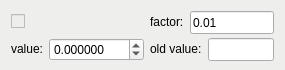
Above: ocelot_gui/app/ui_forms/widgets/tune_panel_bottom.ui from ocelot-collab/ocelot before the change. Below: the same form after it.
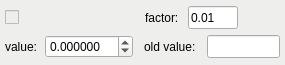
That is the form after the change.

Commit message: Update menu, tuning and matcing panels

The edit to the form file:
```diff
--- a/ocelot_gui/app/ui_forms/widgets/tune_panel_bottom.ui
+++ b/ocelot_gui/app/ui_forms/widgets/tune_panel_bottom.ui
@@ -7,11 +7,11 @@
     <x>0</x>
     <y>0</y>
     <width>285</width>
-    <height>70</height>
+    <height>65</height>
    </rect>
   </property>
   <property name="sizePolicy">
-   <sizepolicy hsizetype="Preferred" vsizetype="Preferred">
+   <sizepolicy hsizetype="Fixed" vsizetype="Fixed">
     <horstretch>0</horstretch>
     <verstretch>0</verstretch>
    </sizepolicy>
@@ -19,13 +19,13 @@
   <property name="minimumSize">
    <size>
     <width>285</width>
-    <height>70</height>
+    <height>65</height>
    </size>
   </property>
   <property name="maximumSize">
    <size>
     <width>285</width>
-    <height>70</height>
+    <height>65</height>
    </size>
   </property>
   <property name="windowTitle">
@@ -37,9 +37,78 @@
   <property name="styleSheet">
    <string notr="true">.QWidget {background-color: rgb(238, 238, 236);}</string>
   </property>
-  <layout class="QGridLayout" name="gridLayout">
-   <item row="0" column="0" colspan="2">
+  <property name="locale">
+   <locale language="English" country="UnitedStates"/>
+  </property>
+  <widget class="QWidget" name="layoutWidget">
+   <property name="geometry">
+    <rect>
+     <x>0</x>
+     <y>0</y>
+     <width>284</width>
+     <height>63</height>
+    </rect>
+   </property>
+   <layout class="QVBoxLayout" name="verticalLayout">
+    <property name="spacing">
+     <number>6</number>
+    </property>
+    <property name="sizeConstraint">
+     <enum>QLayout::SetFixedSize</enum>
+    </property>
+    <property name="topMargin">
+     <number>6</number>
+    </property>
+    <property name="bottomMargin">
+     <number>0</number>
+    </property>
+    <item>
+     <layout class="QHBoxLayout" name="horizontalLayout_6">
+      <property name="spacing">
+       <number>0</number>
+      </property>
+      <property name="sizeConstraint">
+       <enum>QLayout::SetFixedSize</enum>
+      </property>
+      <item>
+       <spacer name="horizontalSpacer_4">
+        <property name="orientation">
+         <enum>Qt::Horizontal</enum>
+        </property>
+        <property name="sizeType">
+         <enum>QSizePolicy::Fixed</enum>
+        </property>
+        <property name="sizeHint" stdset="0">
+         <size>
+          <width>5</width>
+          <height>23</height>
+         </size>
+        </property>
+       </spacer>
+      </item>
+      <item>
     <widget class="QCheckBox" name="check">
+        <property name="sizePolicy">
+         <sizepolicy hsizetype="Fixed" vsizetype="Fixed">
+          <horstretch>0</horstretch>
+          <verstretch>0</verstretch>
+         </sizepolicy>
+        </property>
+        <property name="minimumSize">
+         <size>
+          <width>140</width>
+          <height>23</height>
+         </size>
+        </property>
+        <property name="maximumSize">
+         <size>
+          <width>140</width>
+          <height>23</height>
+         </size>
+        </property>
+        <property name="autoFillBackground">
+         <bool>false</bool>
+        </property>
      <property name="styleSheet">
       <string notr="true">background-color: rgb(238, 238, 236)</string>
      </property>
@@ -48,8 +117,26 @@
      </property>
     </widget>
    </item>
-   <item row="0" column="2">
+      <item>
     <widget class="QLabel" name="label_f">
+        <property name="sizePolicy">
+         <sizepolicy hsizetype="Fixed" vsizetype="Fixed">
+          <horstretch>0</horstretch>
+          <verstretch>0</verstretch>
+         </sizepolicy>
+        </property>
+        <property name="minimumSize">
+         <size>
+          <width>43</width>
+          <height>23</height>
+         </size>
+        </property>
+        <property name="maximumSize">
+         <size>
+          <width>43</width>
+          <height>23</height>
+         </size>
+        </property>
      <property name="styleSheet">
       <string notr="true">background-color: rgb(238, 238, 236)</string>
      </property>
@@ -58,21 +145,93 @@
      </property>
     </widget>
    </item>
-   <item row="0" column="3" colspan="2">
+      <item>
     <widget class="QLineEdit" name="factor">
+        <property name="sizePolicy">
+         <sizepolicy hsizetype="Fixed" vsizetype="Fixed">
+          <horstretch>0</horstretch>
+          <verstretch>0</verstretch>
+         </sizepolicy>
+        </property>
      <property name="minimumSize">
       <size>
        <width>50</width>
        <height>23</height>
       </size>
      </property>
+        <property name="maximumSize">
+         <size>
+          <width>50</width>
+          <height>23</height>
+         </size>
+        </property>
      <property name="text">
       <string>0.01</string>
      </property>
     </widget>
    </item>
-   <item row="1" column="0">
+      <item>
+       <spacer name="horizontalSpacer">
+        <property name="orientation">
+         <enum>Qt::Horizontal</enum>
+        </property>
+        <property name="sizeType">
+         <enum>QSizePolicy::Fixed</enum>
+        </property>
+        <property name="sizeHint" stdset="0">
+         <size>
+          <width>40</width>
+          <height>23</height>
+         </size>
+        </property>
+       </spacer>
+      </item>
+     </layout>
+    </item>
+    <item>
+     <layout class="QHBoxLayout" name="horizontalLayout">
+      <property name="spacing">
+       <number>0</number>
+      </property>
+      <property name="sizeConstraint">
+       <enum>QLayout::SetFixedSize</enum>
+      </property>
+      <item>
+       <spacer name="horizontalSpacer_3">
+        <property name="orientation">
+         <enum>Qt::Horizontal</enum>
+        </property>
+        <property name="sizeType">
+         <enum>QSizePolicy::Fixed</enum>
+        </property>
+        <property name="sizeHint" stdset="0">
+         <size>
+          <width>5</width>
+          <height>23</height>
+         </size>
+        </property>
+       </spacer>
+      </item>
+      <item>
     <widget class="QLabel" name="label_c">
+        <property name="sizePolicy">
+         <sizepolicy hsizetype="Fixed" vsizetype="Fixed">
+          <horstretch>0</horstretch>
+          <verstretch>0</verstretch>
+         </sizepolicy>
+        </property>
+        <property name="minimumSize">
+         <size>
+          <width>40</width>
+          <height>23</height>
+         </size>
+        </property>
+        <property name="maximumSize">
+         <size>
+          <width>40</width>
+          <height>23</height>
+         </size>
+        </property>
      <property name="styleSheet">
       <string notr="true">background-color: rgb(238, 238, 236)</string>
      </property>
@@ -81,7 +240,7 @@
      </property>
     </widget>
    </item>
-   <item row="1" column="1">
+      <item>
     <widget class="QDoubleSpinBox" name="curval">
      <property name="sizePolicy">
       <sizepolicy hsizetype="Fixed" vsizetype="Fixed">
@@ -91,19 +250,16 @@
      </property>
      <property name="minimumSize">
       <size>
-       <width>0</width>
+          <width>88</width>
        <height>23</height>
       </size>
      </property>
      <property name="maximumSize">
       <size>
-       <width>95</width>
-       <height>16777215</height>
-      </size>
-     </property>
-     <property name="locale">
-      <locale language="English" country="UnitedStates"/>
-     </property>
+          <width>88</width>
+          <height>23</height>
+         </size>
+        </property>
      <property name="decimals">
       <number>6</number>
      </property>
@@ -118,8 +274,42 @@
      </property>
     </widget>
    </item>
-   <item row="1" column="2" colspan="2">
+      <item>
+       <spacer name="horizontalSpacer_2">
+        <property name="orientation">
+         <enum>Qt::Horizontal</enum>
+        </property>
+        <property name="sizeType">
+         <enum>QSizePolicy::Fixed</enum>
+        </property>
+        <property name="sizeHint" stdset="0">
+         <size>
+          <width>11</width>
+          <height>23</height>
+         </size>
+        </property>
+       </spacer>
+      </item>
+      <item>
     <widget class="QLabel" name="label_o">
+        <property name="sizePolicy">
+         <sizepolicy hsizetype="Fixed" vsizetype="Fixed">
+          <horstretch>0</horstretch>
+          <verstretch>0</verstretch>
+         </sizepolicy>
+        </property>
+        <property name="minimumSize">
+         <size>
+          <width>63</width>
+          <height>23</height>
+         </size>
+        </property>
+        <property name="maximumSize">
+         <size>
+          <width>63</width>
+          <height>23</height>
+         </size>
+        </property>
      <property name="styleSheet">
       <string notr="true">background-color: rgb(238, 238, 236)</string>
      </property>
@@ -128,11 +318,23 @@
      </property>
     </widget>
    </item>
-   <item row="1" column="4">
+      <item>
     <widget class="QLineEdit" name="oldval">
+        <property name="sizePolicy">
+         <sizepolicy hsizetype="Fixed" vsizetype="Fixed">
+          <horstretch>0</horstretch>
+          <verstretch>0</verstretch>
+         </sizepolicy>
+        </property>
      <property name="minimumSize">
       <size>
-       <width>0</width>
+          <width>73</width>
+          <height>23</height>
+         </size>
+        </property>
+        <property name="maximumSize">
+         <size>
+          <width>73</width>
        <height>23</height>
       </size>
      </property>
@@ -145,6 +347,9 @@
     </widget>
    </item>
   </layout>
+    </item>
+   </layout>
+  </widget>
  </widget>
  <resources/>
  <connections/>
```
Lines whose indentation alone changed are shown as unchanged. The commit also changes 11 other files.
